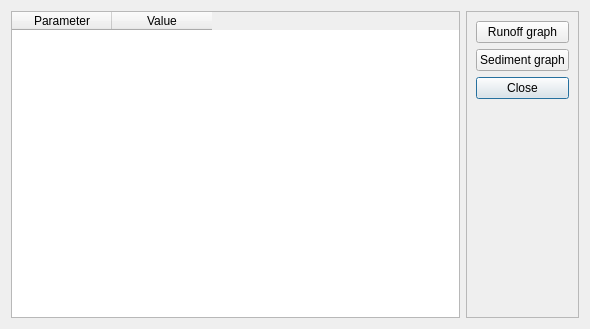
The window that ui/osp_results.ui (Inigobarbe/VFSMOD-GUI) describes before a commit, drawn with Qt 5.
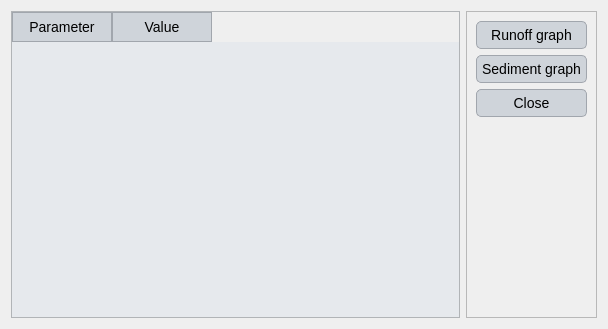
The same window after the commit.

The edit to the form file:
```diff
--- a/ui/osp_results.ui
+++ b/ui/osp_results.ui
@@ -6,13 +6,116 @@
    <rect>
     <x>0</x>
     <y>0</y>
-    <width>568</width>
+    <width>603</width>
     <height>329</height>
    </rect>
   </property>
   <property name="windowTitle">
    <string>Dialog</string>
   </property>
+  <property name="styleSheet">
+   <string notr="true">QLabel {
+    font-family: 'Georgia'; /* Cambiar la fuente a Georgia */
+    font-size: 16px; /* Cambiar el tamaño de la fuente */
+    color: #000000; /* Color del texto (blanco) */
+}
+
+QLineEdit {
+    font-family: 'Georgia'; /* Cambiar la fuente a Georgia */
+    font-size: 14px; /* Cambiar el tamaño de la fuente */
+    color: #000000; /* Color del texto (blanco) */
+    background-color: #f0f0f0; /* Color de fondo del QLineEdit */
+    border: 1px solid #000000; /* Borde blanco */
+}
+
+QComboBox {
+    font-family: 'Georgia'; /* Cambiar la fuente a Georgia */
+    font-size: 14px; /* Cambiar el tamaño de la fuente */
+    color: #000000; /* Color del texto (blanco) */
+    background-color: #cfd4da; /* Fondo oscuro del ComboBox */
+}
+
+QRadioButton {
+    font-family: 'Georgia'; /* Cambiar la fuente a Georgia */
+    font-size: 14px; /* Cambiar el tamaño de la fuente */
+    color: #000000; /* Color del texto (blanco) */
+}
+
+QCheckBox {
+    font-family: 'Georgia'; /* Cambiar la fuente a Georgia */
+    font-size: 14px; /* Cambiar el tamaño de la fuente */
+    color: #000000; /* Color del texto (blanco) */
+}
+
+/* Cambiar la fuente y estilo de los QPushButton */
+QPushButton {
+    font-family: 'Georgia'; /* Cambiar la fuente */
+    font-size: 14px; /* Cambiar el tamaño de la fuente */
+    color: #000000; /* Color del texto negro */
+    background-color: #cfd4da; /* Fondo gris claro */
+    border: 1px solid #a1a6ad; /* Borde gris medio */
+    border-radius: 5px; /* Bordes redondeados */
+    padding: 5px; /* Espaciado interno */
+}
+
+/* Estilo cuando el ratón pasa sobre el botón */
+QPushButton:hover {
+    color: #000000; /* Mantener el texto negro */
+    background-color: #b7bcc3; /* Fondo gris un poco más oscuro al pasar el mouse */
+}
+
+/* Estilo cuando el botón está presionado */
+QPushButton:pressed {
+    background-color: #a6acb3; /* Fondo ligeramente más oscuro al presionar */
+    color: #000000; /* Mantener el texto negro cuando se presiona */
+}
+
+
+
+/* Estilo general para QTableWidget y QTableView */
+QTableWidget, QTableView {
+    font-family: 'Georgia'; /* Cambiar la fuente a Georgia */
+    font-size: 14px; /* Tamaño de la fuente */
+    color: #000000; /* Color del texto negro */
+    background-color: #e6e9ed; /* Fondo gris claro para la tabla */
+    gridline-color: #a1a6ad; /* Color de las líneas de la tabla (gris medio) */
+    selection-background-color: #b7bcc3; /* Color de fondo cuando se selecciona una celda (gris suave) */
+    selection-color: #000000; /* Color del texto cuando la celda está seleccionada (negro) */
+}
+
+/* Estilo para el encabezado horizontal de la tabla */
+QHeaderView::section {
+    font-family: 'Georgia'; /* Cambiar la fuente a Georgia */
+    font-size: 14px; /* Tamaño de la fuente */
+    color: #000000; /* Color del texto negro */
+    background-color: #cfd4da; /* Fondo gris claro del encabezado */
+    border: 1px solid #a1a6ad; /* Borde gris medio entre las secciones */
+    padding: 4px; /* Espaciado interno en el encabezado */
+}
+
+/* Estilo para las celdas de la tabla al pasar el mouse */
+QTableWidget::item:hover, QTableView::item:hover {
+    background-color: #b7bcc3; /* Fondo gris suave al pasar el mouse */
+    color: #000000; /* Mantener el texto negro */
+}
+
+/* Estilo para las celdas cuando están seleccionadas */
+QTableWidget::item:selected, QTableView::item:selected {
+    background-color: #a6acb3; /* Fondo gris intermedio cuando está seleccionado */
+    color: #000000; /* Texto negro cuando está seleccionado */
+}
+
+/* Ajustar el tamaño de las celdas */
+QTableWidget::item, QTableView::item {
+    padding: 4px; /* Espaciado interno de las celdas */
+}
+
+/* Estilo para el borde inferior de la tabla */
+QTableCornerButton::section {
+    background-color: #cfd4da; /* Fondo del botón de esquina */
+    border: 1px solid #a1a6ad; /* Borde gris medio del botón de esquina */
+}</string>
+  </property>
   <layout class="QGridLayout" name="gridLayout_2">
    <item row="0" column="0">
     <widget class="QTableWidget" name="tableWidget">
```
